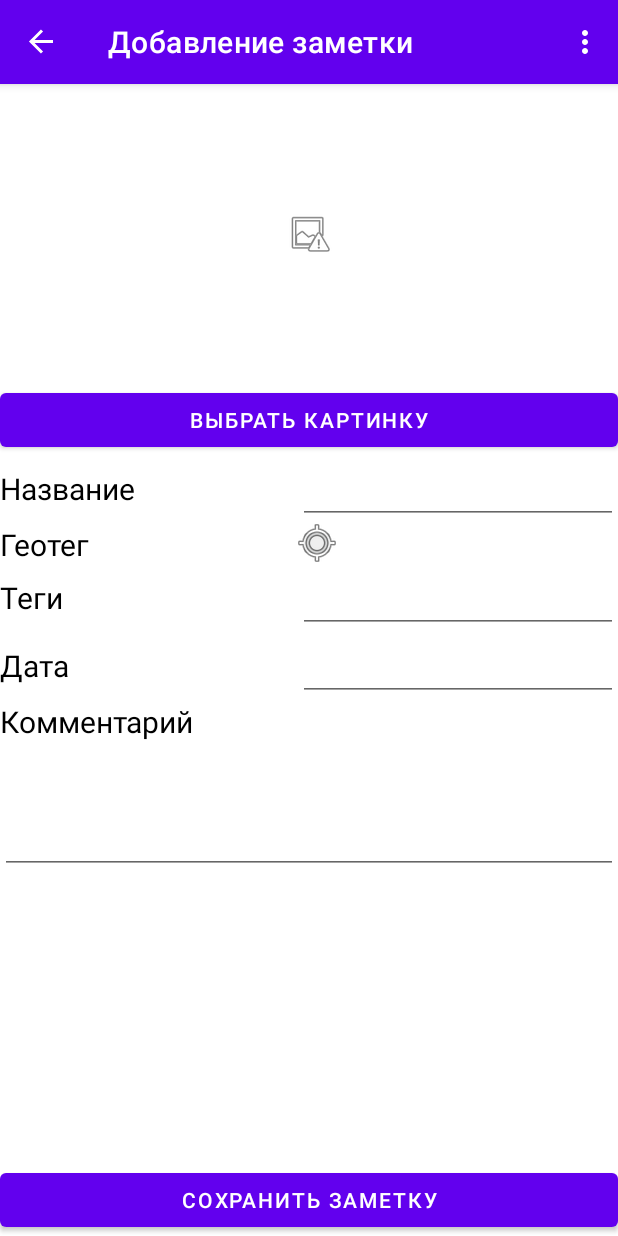
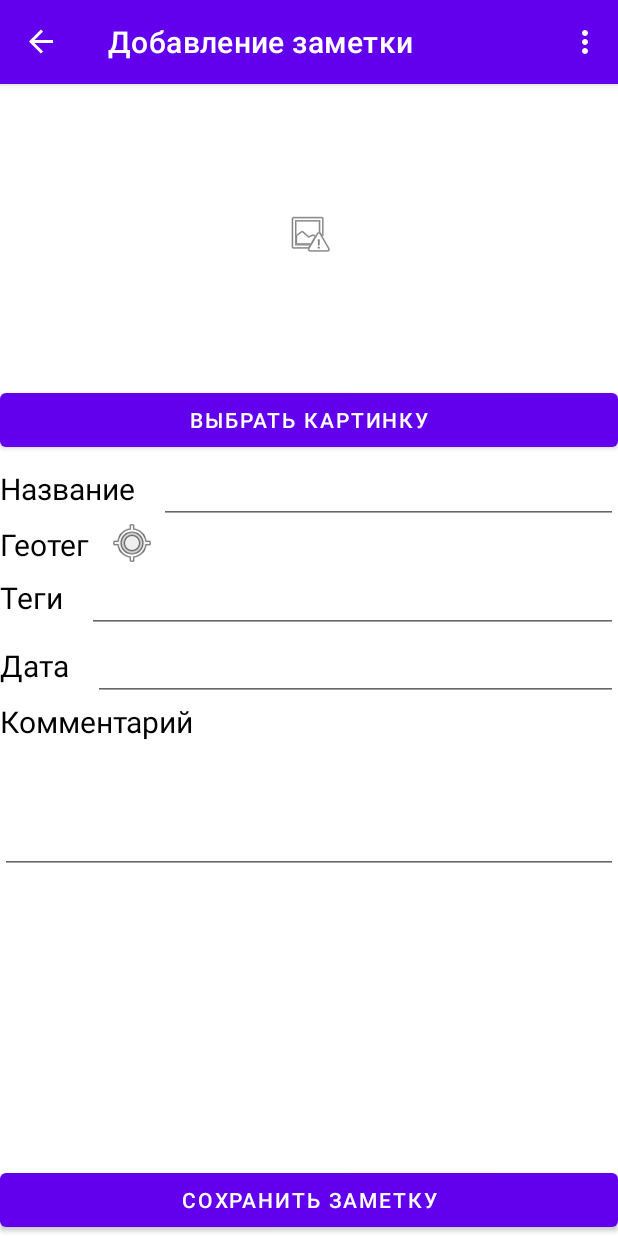
Before and after one commit to moevm/adfmp1h21-bird, an Android app: the screen it shows after launch (MainActivity), after a tap on "Добавить запись", on a phone screen of 412 x 824 dp. Run offline under Robolectric (Android 15) with nearby library versions, the phone set to English and light mode, and no system bars; our stand-ins replace navigation-ui; pictures from the network do not load.

Commit message:
Убрана часть тостов, исправлен интерфейс

```diff
--- a/adfmp1h21bird/app/src/main/java/com/example/adfmp1h21_bird/ui/home/HomeFragment.kt
+++ b/adfmp1h21bird/app/src/main/java/com/example/adfmp1h21_bird/ui/home/HomeFragment.kt
@@ -81,8 +81,7 @@ class HomeFragment : Fragment(), OnNoteClickListener {
     }
 
     override fun onNoteClick(v: View?, note: NoteRecyclerViewItem) {
-        Toast.makeText(v?.context, "You clicked ->"+ note.name +" with ID:"+note.NoteId, Toast.LENGTH_SHORT).show()
-        // TODO Обработка нажатия на карточку
+//        Toast.makeText(v?.context, "You clicked ->"+ note.name +" with ID:"+note.NoteId, Toast.LENGTH_SHORT).show()
 
         val bundle = Bundle()
         bundle.putString("NoteID",note.NoteId)
--- a/adfmp1h21bird/app/src/main/res/layout/fragment_update_note.xml
+++ b/adfmp1h21bird/app/src/main/res/layout/fragment_update_note.xml
@@ -44,23 +44,29 @@
             android:layout_width="match_parent"
             android:layout_height="match_parent">
 
+            <LinearLayout
+                android:layout_width="match_parent"
+                android:layout_height="match_parent"
+                android:orientation="horizontal">
+
                 <TextView
                     android:id="@+id/update_name"
                     android:layout_width="wrap_content"
                     android:layout_height="wrap_content"
+                    android:layout_marginEnd="@dimen/fragment_horizontal_margin"
                     android:text="@string/update_name"
                     android:textColor="@color/black"
                     android:textSize="@dimen/font_size_h3" />
-
 
                 <EditText
                     android:id="@+id/update_name_editText"
                     android:layout_width="match_parent"
                     android:layout_height="wrap_content"
+                    android:autofillHints=""
                     android:ems="10"
                     android:inputType="text"
-                android:text=""
-                android:autofillHints="" />
+                    android:text="" />
+            </LinearLayout>
 
 
         </TableRow>
@@ -69,19 +75,20 @@
             android:layout_width="match_parent"
             android:layout_height="wrap_content">
 
-            <TextView
-                android:id="@+id/update_geotag"
-                android:layout_width="wrap_content"
-                android:layout_height="wrap_content"
-                android:text="@string/update_geotag"
-                android:textColor="@color/black"
-                android:textSize="@dimen/font_size_h3" />
-
 
             <LinearLayout
                 android:layout_width="match_parent"
                 android:layout_height="wrap_content"
                 android:orientation="horizontal">
+
+                <TextView
+                    android:id="@+id/update_geotag"
+                    android:layout_width="wrap_content"
+                    android:layout_height="wrap_content"
+                    android:layout_marginEnd="@dimen/fragment_horizontal_margin"
+                    android:text="@string/update_geotag"
+                    android:textColor="@color/black"
+                    android:textSize="@dimen/font_size_h3" />
 
                 <TextView
                     android:id="@+id/update_geotag_textView"
@@ -104,10 +111,16 @@
             android:layout_width="match_parent"
             android:layout_height="wrap_content">
 
+            <LinearLayout
+                android:layout_width="match_parent"
+                android:layout_height="match_parent"
+                android:orientation="horizontal">
+
                 <TextView
                     android:id="@+id/update_tags"
                     android:layout_width="wrap_content"
                     android:layout_height="wrap_content"
+                    android:layout_marginEnd="@dimen/fragment_horizontal_margin"
                     android:text="@string/update_tags"
                     android:textColor="@color/black"
                     android:textSize="@dimen/font_size_h3" />
@@ -116,19 +129,27 @@
                     android:id="@+id/update_tags_editText"
                     android:layout_width="match_parent"
                     android:layout_height="wrap_content"
+                    android:autofillHints=""
                     android:ems="10"
                     android:inputType="text"
-                android:text=""
-                android:autofillHints="" />
+                    android:text="" />
+            </LinearLayout>
+
         </TableRow>
 
         <TableRow
             android:layout_width="match_parent"
             android:layout_height="wrap_content">
 
+            <LinearLayout
+                android:layout_width="match_parent"
+                android:layout_height="match_parent"
+                android:orientation="horizontal">
+
                 <TextView
                     android:layout_width="wrap_content"
                     android:layout_height="wrap_content"
+                    android:layout_marginEnd="@dimen/fragment_horizontal_margin"
                     android:text="@string/update_date"
                     android:textColor="@color/black"
                     android:textSize="@dimen/font_size_h3" />
@@ -137,10 +158,12 @@
                     android:id="@+id/update_date_editText"
                     android:layout_width="match_parent"
                     android:layout_height="wrap_content"
+                    android:autofillHints=""
                     android:ems="10"
                     android:inputType="date"
-                android:text=""
-                android:autofillHints="" />
+                    android:text="" />
+            </LinearLayout>
+
         </TableRow>
 
 
```
Also changed, not shown: adfmp1h21bird/app/src/main/java/com/example/adfmp1h21_bird/ui/note_page/NoteFragment.kt (+3 -4 lines), adfmp1h21bird/app/src/main/res/layout/fragment_note.xml (+48 -21 lines). Lines whose indentation alone changed are shown as unchanged.
